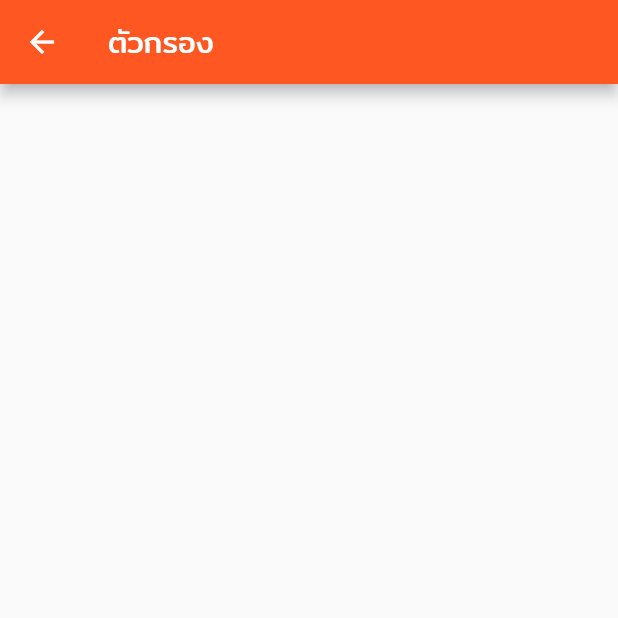
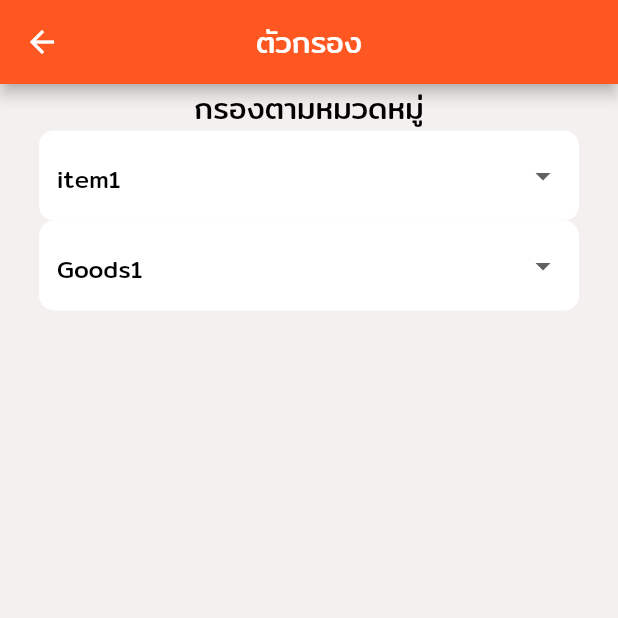
Before and after one commit to KitisakChalongjan/Exshange, a Flutter app: the FilterScreen screen opened by its route, on a phone screen of 412 x 824 dp, the top half of it. Run offline on Flutter 3.47's test engine with Material 2 defaults, Android fonts, the phone set to English and light mode, and no system bars; our stand-ins replace shared_preferences; accounts and stored records are empty.

Commit message:
filter_screen

```diff
--- a/lib/screens/filter_screen.dart
+++ b/lib/screens/filter_screen.dart
@@ -1,3 +1,4 @@
+import 'package:exshange/models/item.dart';
 import 'package:flutter/material.dart';
 import 'package:flutter/src/foundation/key.dart';
 import 'package:flutter/src/widgets/framework.dart';
@@ -11,11 +12,98 @@ class FilterScreen extends StatefulWidget {
 }
 
 class _FilterScreenState extends State<FilterScreen> {
+  List<String> category = [
+    'item1',
+    'item2',
+  ];
+  String? selectedCategory = 'item1';
+  List<String> category2 = [
+    'Goods1',
+    'Goods2',
+  ];
+  String? selectedCategory2 = 'Goods1';
   @override
   Widget build(BuildContext context) {
     return Scaffold(
+      backgroundColor: Theme.of(context).backgroundColor,
       appBar: AppBar(
-        title: Text('ตัวกรอง'),
+        centerTitle: true,
+        title: Text(
+          'ตัวกรอง',
+        ),
+      ),
+      body: Center(
+        child: Column(
+          children: [
+            Text(
+              'กรองตามหมวดหมู่',
+              style: Theme.of(context).textTheme.bodyText1,
+            ),
+            SizedBox(
+              width: 360,
+              height: 60,
+              child: DropdownButtonFormField<String>(
+                decoration: InputDecoration(
+                  fillColor: Colors.white,
+                  filled: true,
+                  enabledBorder: OutlineInputBorder(
+                    borderRadius: BorderRadius.circular(10),
+                    borderSide: BorderSide.none,
+                  ),
+                ),
+                value: selectedCategory,
+                items: category
+                    .map(
+                      (item) => DropdownMenuItem<String>(
+                        child: Text(
+                          item,
+                          textAlign: TextAlign.center,
+                          style: Theme.of(context).textTheme.subtitle2,
+                        ),
+                        value: item,
+                      ),
+                    )
+                    .toList(),
+                onChanged: (value) {
+                  setState(() {
+                    selectedCategory = value;
+                  });
+                },
+              ),
+            ),
+            SizedBox(
+              width: 360,
+              height: 60,
+              child: DropdownButtonFormField<String>(
+                decoration: InputDecoration(
+                  fillColor: Colors.white,
+                  filled: true,
+                  enabledBorder: OutlineInputBorder(
+                    borderRadius: BorderRadius.circular(10),
+                    borderSide: BorderSide.none,
+                  ),
+                ),
+                value: selectedCategory2,
+                items: category2
+                    .map(
+                      (item) => DropdownMenuItem<String>(
+                        child: Text(
+                          item,
+                          style: Theme.of(context).textTheme.subtitle2,
+                        ),
+                        value: item,
+                      ),
+                    )
+                    .toList(),
+                onChanged: (value) {
+                  setState(() {
+                    selectedCategory2 = value;
+                  });
+                },
+              ),
+            ),
+          ],
+        ),
       ),
     );
   }
```
Also changed, not shown: pubspec.lock.
